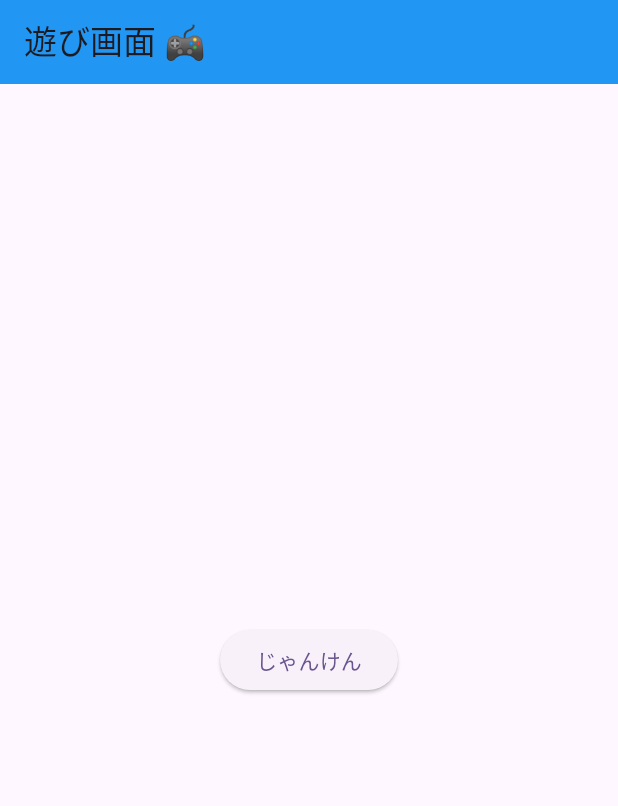
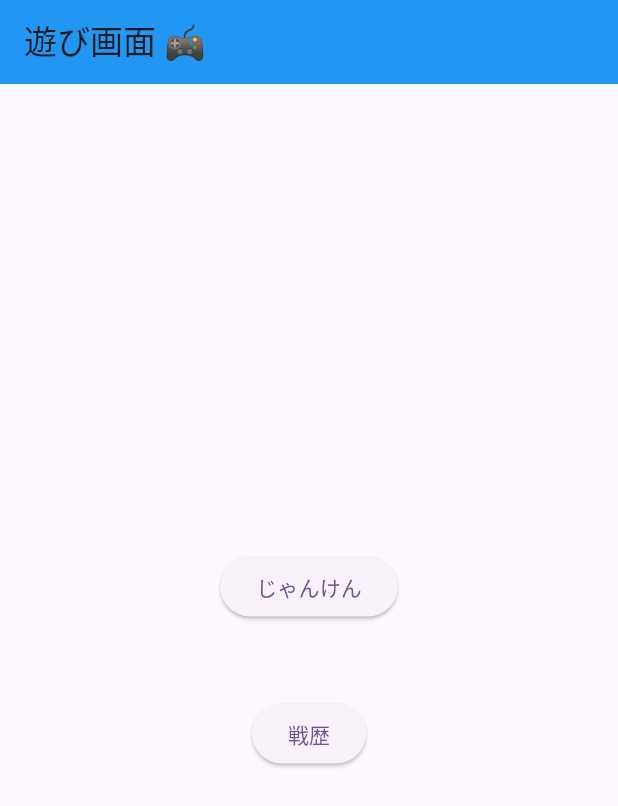
Before and after one commit to sugishitadaichi/Gamin, a Flutter app: the screen it shows after launch, on a phone screen of 412 x 824 dp. Shown: the top 806 px of the screen. Run offline on Flutter 3.47's test engine with Material 3 defaults, Android fonts, the light colour scheme and no system bars.

Commit message:
戦歴ページ作成

```diff
--- a/lib/selection_screen.dart
+++ b/lib/selection_screen.dart
@@ -1,4 +1,5 @@
 import 'package:flutter/material.dart';
+import 'package:gamin/battle_lecord.dart';
 import 'package:gamin/janken_page.dart';
 
 class SelectionScreen extends StatelessWidget {
@@ -10,7 +11,10 @@ class SelectionScreen extends StatelessWidget {
         backgroundColor: Colors.blue,
       ),
       body: Center(
-        child: ElevatedButton(
+        child: Column(
+          mainAxisAlignment: MainAxisAlignment.center,
+          children: [
+            ElevatedButton(
               onPressed: () {
                 //ボタンを押した時に呼ばれるコードを書く
                 Navigator.push(
@@ -22,6 +26,23 @@ class SelectionScreen extends StatelessWidget {
               },
               child: const Text('じゃんけん'),
             ),
+            SizedBox(
+              height: 50,
+            ),
+            ElevatedButton(
+              onPressed: () {
+                //ボタンを押した時に呼ばれるコードを書く
+                Navigator.push(
+                  context,
+                  MaterialPageRoute(
+                    builder: (context) => ButtleLecordPage(),
+                  ),
+                );
+              },
+              child: const Text('戦歴'),
+            ),
+          ],
+        ),
       ),
     );
   }
```
Also changed, not shown: lib/battle_lecord.dart (added, +20 -0 lines). Lines whose indentation alone changed are shown as unchanged.
